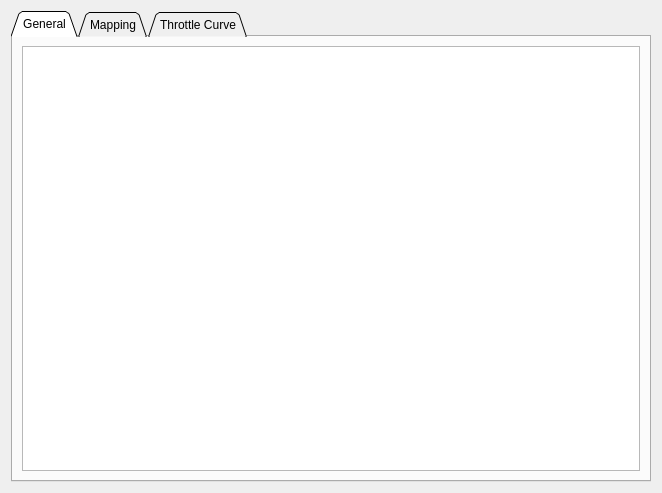
The window that pages/pageappev.ui (derlucas/esc_tool) describes before a commit, drawn with Qt 5.
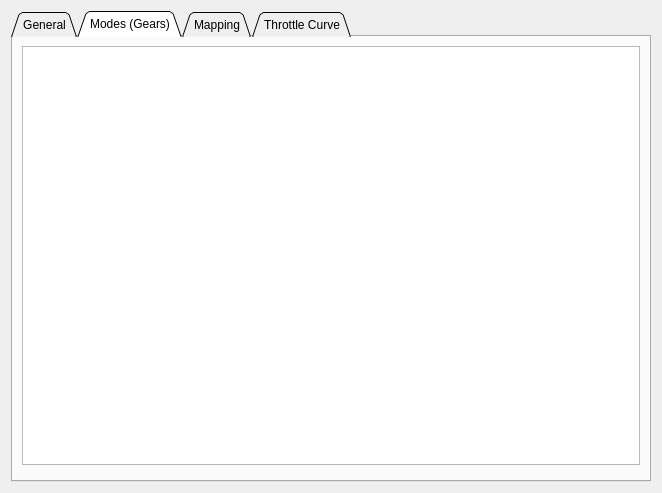
The same window after the commit. The open tabs and pages were chosen to show the change. Custom widgets are drawn as their Qt base class.

Commit message: added speed limits for the pas modes, moved pas modes into own page, added ERPM calculator widget

Diff of the .ui file:
```diff
--- a/pages/pageappev.ui
+++ b/pages/pageappev.ui
@@ -32,6 +32,19 @@
        </item>
       </layout>
      </widget>
+     <widget class="QWidget" name="tab_4">
+      <attribute name="title">
+       <string>Modes (Gears)</string>
+      </attribute>
+      <layout class="QVBoxLayout" name="verticalLayout_5">
+       <item>
+        <widget class="ParamTable" name="gearsTab"/>
+       </item>
+       <item>
+        <widget class="ErpmCalculator" name="erpmCalculator" native="true"/>
+       </item>
+      </layout>
+     </widget>
      <widget class="QWidget" name="tab_2">
       <attribute name="title">
        <string>Mapping</string>
@@ -100,6 +113,12 @@
    <header>widgets/adcmapev.h</header>
    <container>1</container>
   </customwidget>
+  <customwidget>
+   <class>ErpmCalculator</class>
+   <extends>QWidget</extends>
+   <header>widgets/erpmcalculator.h</header>
+   <container>1</container>
+  </customwidget>
  </customwidgets>
  <resources/>
  <connections/>
```
The commit also changes 6 other files.
